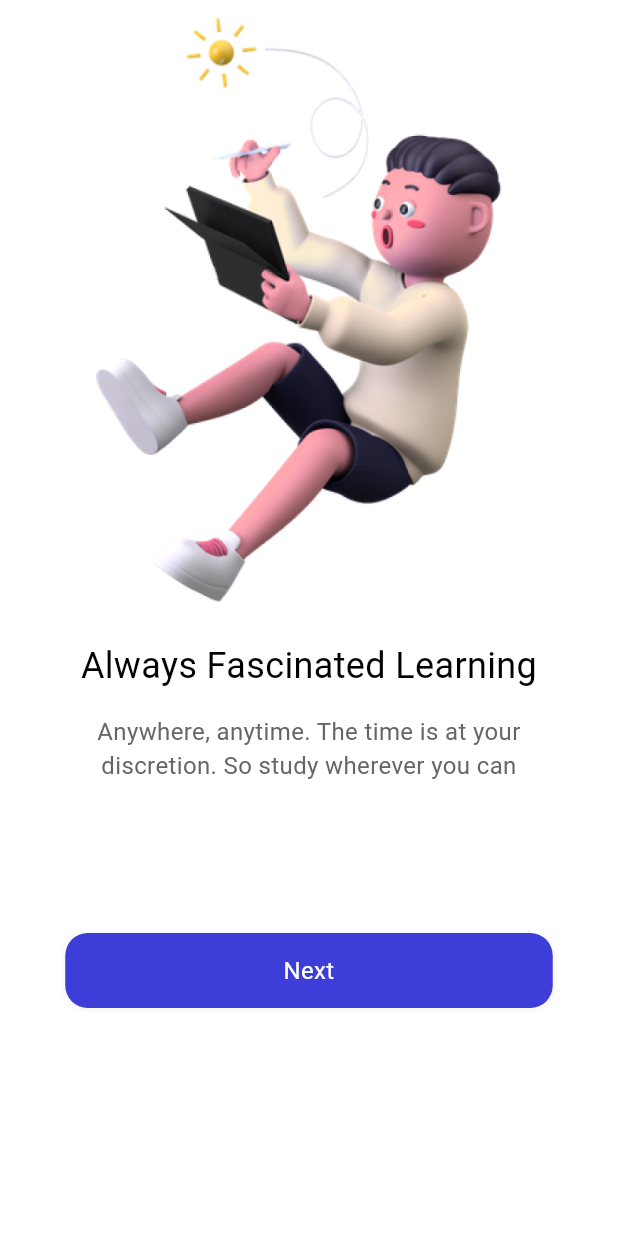
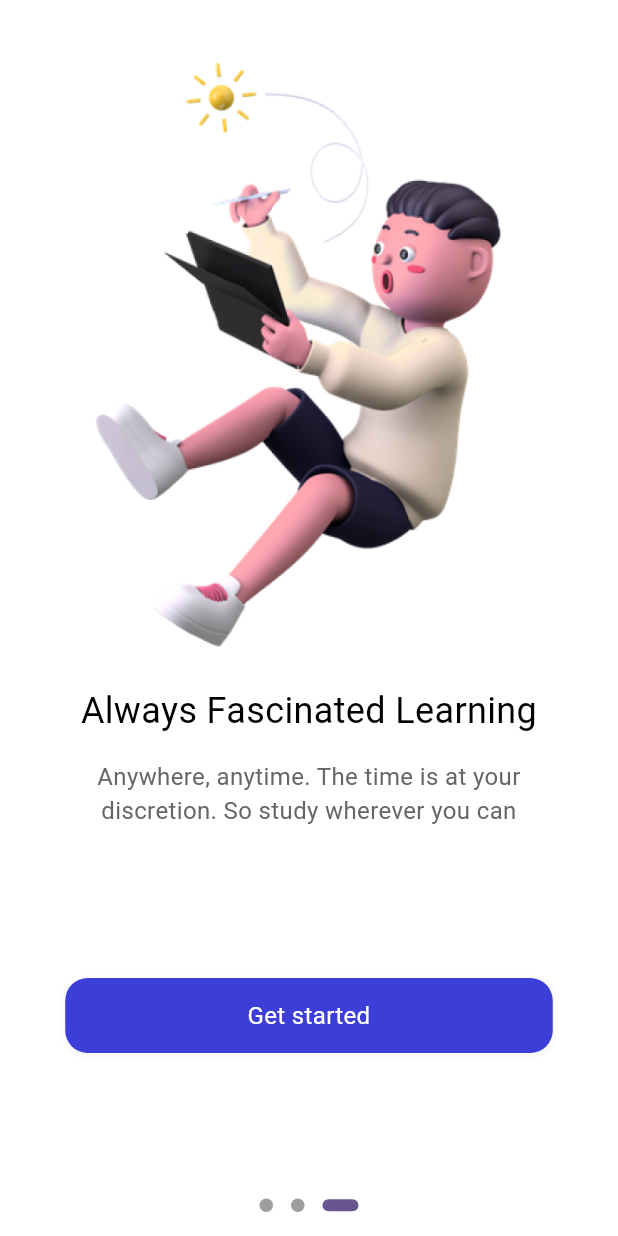
Before and after one commit to mdshakilhossain720/shopLearn, a Flutter app: the screen it shows after launch, swiped to page 3, on a phone screen of 412 x 824 dp. Run offline on Flutter 3.47's test engine with Material 3 defaults, Android fonts, the phone set to English and light mode, and no system bars; drawn by our look-alikes of dots_indicator; our stand-ins replace flutter_riverpod, riverpod_annotation; generated files the repository leaves out were written again.

Commit message:
pageview add

```diff
--- /dev/null
+++ b/devtools_options.yaml
@@ -0,0 +1,3 @@
+description: This file stores settings for Dart & Flutter DevTools.
+documentation: https://docs.flutter.dev/tools/devtools/extensions#configure-extension-enablement-states
+extensions:
--- a/lib/page/welcome/welcome.dart
+++ b/lib/page/welcome/welcome.dart
@@ -1,32 +1,79 @@
 
+import 'package:dots_indicator/dots_indicator.dart';
 import 'package:flutter/cupertino.dart';
 import 'package:flutter/material.dart';
+import 'package:flutter_riverpod/flutter_riverpod.dart';
 
+import 'notifier/welcome_notifier.dart';
 import 'widgets/widgets.dart';
 
-class Welcome extends StatelessWidget {
+
+
+class Welcome extends ConsumerWidget {
   const Welcome({super.key});
 
   @override
-  Widget build(BuildContext context) {
-    return Scaffold(
+  Widget build(BuildContext context,WidgetRef ref) {
+    final PageController _controller = PageController();
+
+    final index = ref.watch(indexDotProvider);
+    return Container(
+      color: Colors.white,
+      child: SafeArea(
+        child: Scaffold(
           backgroundColor: Colors.white,
-      body: Stack(
+          body: Container(
+            margin: EdgeInsets.only(top: 30),
+            child: Stack(
+              alignment: Alignment.topCenter,
               children: [
                 PageView(
+                  onPageChanged: (value){
+                    ref.read(indexDotProvider.notifier).changeIndex(value);
+                  },
+                  controller: _controller,
                   scrollDirection: Axis.horizontal,
                   children: [
-              appOnboardingPage(imagePath:"assets/images/reading.png",title: "First See Learning",subtitle: "Forget about of paper all knowledge in one learning"),
-              appOnboardingPage(imagePath:"assets/images/man.png",title: "Connect With Everyone",subtitle: "Always keep in touch with your tutor and friends. Let's get connected"),
-              appOnboardingPage(imagePath:"assets/images/boy.png",title: "Always Fascinated Learning",subtitle: "Anywhere, anytime. The time is at your discretion. So study wherever you can"),
+                    appOnboardingPage(_controller,
+                        imagePath: "assets/images/reading.png",
+                        title: "First See Learning",
+                        subtitle:
+                            "Forget about of paper all knowledge in one learning",
+                        index: 1),
+                    appOnboardingPage(_controller,
+                        imagePath: "assets/images/man.png",
+                        title: "Connect With Everyone",
+                        subtitle:
+                            "Always keep in touch with your tutor and friends. Let's get connected",
+                        index: 2),
+                    appOnboardingPage(_controller,
+                        imagePath: "assets/images/boy.png",
+                        title: "Always Fascinated Learning",
+                        subtitle:
+                            "Anywhere, anytime. The time is at your discretion. So study wherever you can",
+                        index: 3),
                   ],
                 ),
             Positioned(
-            child: Text(""),
-            bottom: 100,
-            left: 20,
+              bottom: 10,
+              child: DotsIndicator(
+                position: index.toDouble(),
+                dotsCount: 3,
+                mainAxisAlignment: MainAxisAlignment.center,
+                decorator: DotsDecorator(
+                    size: const Size.square(9.0),
+                    activeSize: const Size(24.0, 8.0),
+                    activeShape: RoundedRectangleBorder(
+                        borderRadius: BorderRadius.circular(5)
+                    )
+                ),
+              ),
+
             ),
               ],
+            ),
+          ),
+        ),
       ),
     );
   }
--- a/lib/page/welcome/widgets/widgets.dart
+++ b/lib/page/welcome/widgets/widgets.dart
@@ -2,27 +2,35 @@
 import 'package:flutter/cupertino.dart';
 import 'package:flutter/material.dart';
 
-import '../../../common/utils/app_colors.dart';
 import '../../../common/widgets/app_shadow.dart';
 import '../../../common/widgets/text_widgets.dart';
 
-Widget appOnboardingPage({String imagePath = "assets/images/reading.png", String title = "", String subtitle = ""}){
+Widget appOnboardingPage(PageController controller,{String imagePath = "assets/images/reading.png", String title = "", String subtitle = "",int index=0}){
   return Column(children: [
     Image.asset(imagePath,fit: BoxFit.fitWidth,),
     Container(margin:EdgeInsets.only(top:15,),child: text24Normal(text: title),),
     Container(margin:EdgeInsets.only(top:15),padding:EdgeInsets.only(left:30,right:30),child: text16Normal(text: subtitle),),
-    _nextButton()
+    _nextButton(controller,index)
   ],);
 }
 
 
-Widget _nextButton() {
-  return Container(
-    width: 325,
-    height: 50,
-    margin: EdgeInsets.only(top: 100, left: 25, right: 25),
-    decoration: appBoxShadow(),
-    child: Center(
-        child: text16Normal(text: "Next",color: AppColors.primaryBackground)),
+Widget _nextButton(PageController controller,int index) {
+  return GestureDetector(
+    onTap: () {
+      if (index < 3) {
+        controller.animateToPage(index,
+            duration: const Duration(milliseconds: 300), curve: Curves.linear);
+      }
+    },
+    child: Container(
+      width: 325,
+      height: 50,
+      margin: EdgeInsets.only(top: 100, left: 25, right: 25),
+      decoration: appBoxShadow(),
+      child: Center(
+          child: text16Normal(
+              text: index < 3 ? "Next" : "Get started", color: Colors.white)),
+    ),
   );
 }
```
Also changed, not shown: lib/common/widgets/app_shadow.dart (+5 -5 lines), lib/page/welcome/notifier/welcome_notifier.dart (added, +15 -0 lines), pubspec.yaml (+56 -31 lines), lib/page/welcome/notifier/welcome_notifier.g.dart (added), pubspec.lock, 12 other files. Lines whose indentation alone changed are shown as unchanged.
